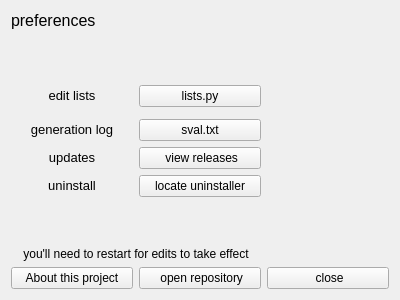
willowyx/RandomizeMe, file prefs/UI/prefs.ui: the form before one commit.
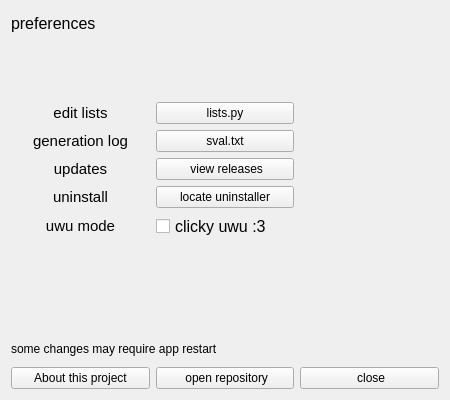
The form after the commit. Icons and pictures are not drawn.

The edit to the form file:
```diff
--- a/prefs/UI/prefs.ui
+++ b/prefs/UI/prefs.ui
@@ -6,12 +6,12 @@
    <rect>
     <x>0</x>
     <y>0</y>
-    <width>400</width>
-    <height>300</height>
+    <width>450</width>
+    <height>400</height>
    </rect>
   </property>
   <property name="sizePolicy">
-   <sizepolicy hsizetype="Fixed" vsizetype="Fixed">
+   <sizepolicy hsizetype="Minimum" vsizetype="Minimum">
     <horstretch>0</horstretch>
     <verstretch>0</verstretch>
    </sizepolicy>
@@ -19,13 +19,13 @@
   <property name="minimumSize">
    <size>
     <width>400</width>
-    <height>300</height>
+    <height>400</height>
    </size>
   </property>
   <property name="maximumSize">
    <size>
-    <width>400</width>
-    <height>300</height>
+    <width>500</width>
+    <height>500</height>
    </size>
   </property>
   <property name="windowTitle">
@@ -38,35 +38,74 @@
   <layout class="QGridLayout" name="gridLayout_2">
    <item row="1" column="1">
     <layout class="QGridLayout" name="gridLayout">
-     <item row="0" column="0">
-      <widget class="QLabel" name="label">
+     <item row="3" column="0">
+      <widget class="QLabel" name="label_2">
+       <property name="font">
+        <font>
+         <family>Helvetica Neue</family>
+         <pointsize>11</pointsize>
+        </font>
+       </property>
+       <property name="styleSheet">
+        <string notr="true"/>
+       </property>
+       <property name="text">
+        <string>&lt;html&gt;&lt;head/&gt;&lt;body&gt;&lt;p align=&quot;center&quot;&gt;edit lists&lt;/p&gt;&lt;/body&gt;&lt;/html&gt;</string>
+       </property>
+      </widget>
+     </item>
+     <item row="3" column="1">
+      <widget class="QPushButton" name="open_lists_btn">
+       <property name="text">
+        <string>lists.py</string>
+       </property>
+      </widget>
+     </item>
+     <item row="5" column="0">
+      <widget class="QLabel" name="label_3">
+       <property name="font">
+        <font>
+         <family>Helvetica Neue</family>
+         <pointsize>11</pointsize>
+        </font>
+       </property>
+       <property name="text">
+        <string>&lt;html&gt;&lt;head/&gt;&lt;body&gt;&lt;p align=&quot;center&quot;&gt;updates&lt;/p&gt;&lt;/body&gt;&lt;/html&gt;</string>
+       </property>
+      </widget>
+     </item>
+     <item row="11" column="0" colspan="2">
+      <widget class="QLabel" name="restart_label">
        <property name="font">
         <font>
          <family>Yu Gothic UI</family>
+         <pointsize>9</pointsize>
+        </font>
+       </property>
+       <property name="text">
+        <string>&lt;html&gt;&lt;head/&gt;&lt;body&gt;&lt;p&gt;some changes may require app restart&lt;/p&gt;&lt;/body&gt;&lt;/html&gt;</string>
+       </property>
+      </widget>
+     </item>
+     <item row="7" column="1">
+      <widget class="QCheckBox" name="uwuify_btn">
+       <property name="font">
+        <font>
+         <family>Helvetica Neue</family>
          <pointsize>12</pointsize>
         </font>
        </property>
        <property name="text">
-        <string>preferences</string>
+        <string>clicky uwu :3</string>
        </property>
       </widget>
      </item>
-     <item row="8" column="1">
-      <widget class="QPushButton" name="unins_btn">
-       <property name="toolTip">
-        <string>&lt;html&gt;&lt;head/&gt;&lt;body&gt;&lt;p&gt;this will show the uninstaller executable in your file explorer&lt;/p&gt;&lt;/body&gt;&lt;/html&gt;</string>
-       </property>
-       <property name="text">
-        <string>locate uninstaller</string>
-       </property>
-      </widget>
-     </item>
-     <item row="6" column="0">
+     <item row="4" column="0">
       <widget class="QLabel" name="label_5">
        <property name="font">
         <font>
-         <family>Yu Gothic UI</family>
-         <pointsize>10</pointsize>
+         <family>Helvetica Neue</family>
+         <pointsize>11</pointsize>
         </font>
        </property>
        <property name="text">
@@ -74,7 +113,7 @@
        </property>
       </widget>
      </item>
-     <item row="7" column="1">
+     <item row="5" column="1">
       <widget class="QPushButton" name="update_btn">
        <property name="toolTipDuration">
         <number>0</number>
@@ -88,65 +127,20 @@
        </property>
       </widget>
      </item>
-     <item row="0" column="3" rowspan="11">
-      <spacer name="verticalSpacer">
-       <property name="orientation">
-        <enum>Qt::Vertical</enum>
+     <item row="6" column="1">
+      <widget class="QPushButton" name="unins_btn">
+       <property name="toolTip">
+        <string>&lt;html&gt;&lt;head/&gt;&lt;body&gt;&lt;p&gt;this will show the uninstaller executable in your file explorer&lt;/p&gt;&lt;/body&gt;&lt;/html&gt;</string>
        </property>
-       <property name="sizeHint" stdset="0">
-        <size>
-         <width>20</width>
-         <height>40</height>
-        </size>
-       </property>
-      </spacer>
-     </item>
-     <item row="10" column="1">
-      <spacer name="verticalSpacer_3">
-       <property name="orientation">
-        <enum>Qt::Vertical</enum>
-       </property>
-       <property name="sizeHint" stdset="0">
-        <size>
-         <width>20</width>
-         <height>40</height>
-        </size>
-       </property>
-      </spacer>
-     </item>
-     <item row="7" column="0">
-      <widget class="QLabel" name="label_3">
-       <property name="font">
-        <font>
-         <family>Yu Gothic UI</family>
-         <pointsize>10</pointsize>
-        </font>
-       </property>
        <property name="text">
-        <string>&lt;html&gt;&lt;head/&gt;&lt;body&gt;&lt;p align=&quot;center&quot;&gt;updates&lt;/p&gt;&lt;/body&gt;&lt;/html&gt;</string>
+        <string>locate uninstaller</string>
        </property>
       </widget>
      </item>
-     <item row="4" column="1">
-      <widget class="QPushButton" name="open_lists_btn">
+     <item row="12" column="0">
+      <widget class="QPushButton" name="about_btn">
        <property name="text">
-        <string>lists.py</string>
-       </property>
-      </widget>
-     </item>
-     <item row="4" column="0">
-      <widget class="QLabel" name="label_2">
-       <property name="font">
-        <font>
-         <family>Yu Gothic UI</family>
-         <pointsize>10</pointsize>
-        </font>
-       </property>
-       <property name="styleSheet">
-        <string notr="true"/>
-       </property>
-       <property name="text">
-        <string>&lt;html&gt;&lt;head/&gt;&lt;body&gt;&lt;p align=&quot;center&quot;&gt;edit lists&lt;/p&gt;&lt;/body&gt;&lt;/html&gt;</string>
+        <string>About this project</string>
        </property>
       </widget>
      </item>
@@ -161,29 +155,23 @@
        </property>
       </widget>
      </item>
-     <item row="1" column="0">
-      <spacer name="verticalSpacer_2">
-       <property name="orientation">
-        <enum>Qt::Vertical</enum>
-       </property>
-       <property name="sizeHint" stdset="0">
-        <size>
-         <width>20</width>
-         <height>40</height>
-        </size>
-       </property>
-      </spacer>
-     </item>
-     <item row="8" column="0">
-      <widget class="QLabel" name="label_4">
+     <item row="7" column="0">
+      <widget class="QLabel" name="label_7">
        <property name="font">
         <font>
-         <family>Yu Gothic UI</family>
-         <pointsize>10</pointsize>
+         <family>Helvetica Neue</family>
+         <pointsize>11</pointsize>
         </font>
        </property>
        <property name="text">
-        <string>&lt;html&gt;&lt;head/&gt;&lt;body&gt;&lt;p align=&quot;center&quot;&gt;uninstall&lt;/p&gt;&lt;/body&gt;&lt;/html&gt;</string>
+        <string>&lt;html&gt;&lt;head/&gt;&lt;body&gt;&lt;p align=&quot;center&quot;&gt;uwu mode&lt;/p&gt;&lt;/body&gt;&lt;/html&gt;</string>
+       </property>
+      </widget>
+     </item>
+     <item row="4" column="1">
+      <widget class="QPushButton" name="open_genlog_btn">
+       <property name="text">
+        <string>sval.txt</string>
        </property>
       </widget>
      </item>
@@ -198,6 +186,32 @@
        </property>
       </widget>
      </item>
+     <item row="6" column="0">
+      <widget class="QLabel" name="label_4">
+       <property name="font">
+        <font>
+         <family>Helvetica Neue</family>
+         <pointsize>11</pointsize>
+        </font>
+       </property>
+       <property name="text">
+        <string>&lt;html&gt;&lt;head/&gt;&lt;body&gt;&lt;p align=&quot;center&quot;&gt;uninstall&lt;/p&gt;&lt;/body&gt;&lt;/html&gt;</string>
+       </property>
+      </widget>
+     </item>
+     <item row="0" column="3" rowspan="11">
+      <spacer name="verticalSpacer">
+       <property name="orientation">
+        <enum>Qt::Vertical</enum>
+       </property>
+       <property name="sizeHint" stdset="0">
+        <size>
+         <width>20</width>
+         <height>40</height>
+        </size>
+       </property>
+      </spacer>
+     </item>
      <item row="0" column="1" rowspan="2">
       <spacer name="verticalSpacer_4">
        <property name="orientation">
@@ -211,14 +225,20 @@
        </property>
       </spacer>
      </item>
-     <item row="12" column="0">
-      <widget class="QPushButton" name="about_btn">
+     <item row="0" column="0">
+      <widget class="QLabel" name="label">
+       <property name="font">
+        <font>
+         <family>Yu Gothic UI</family>
+         <pointsize>12</pointsize>
+        </font>
+       </property>
        <property name="text">
-        <string>About this project</string>
+        <string>preferences</string>
        </property>
       </widget>
      </item>
-     <item row="10" column="0">
+     <item row="8" column="0" rowspan="3">
       <spacer name="verticalSpacer_5">
        <property name="orientation">
         <enum>Qt::Vertical</enum>
@@ -231,26 +251,6 @@
        </property>
       </spacer>
      </item>
-     <item row="6" column="1">
-      <widget class="QPushButton" name="open_genlog_btn">
-       <property name="text">
-        <string>sval.txt</string>
-       </property>
-      </widget>
-     </item>
-     <item row="11" column="0" colspan="2">
-      <widget class="QLabel" name="label_6">
-       <property name="font">
-        <font>
-         <family>Yu Gothic UI</family>
-         <pointsize>9</pointsize>
-        </font>
-       </property>
-       <property name="text">
-        <string>&lt;html&gt;&lt;head/&gt;&lt;body&gt;&lt;p align=&quot;center&quot;&gt;you'll need to restart for edits to take effect&lt;/p&gt;&lt;/body&gt;&lt;/html&gt;</string>
-       </property>
-      </widget>
-     </item>
     </layout>
    </item>
   </layout>
```
